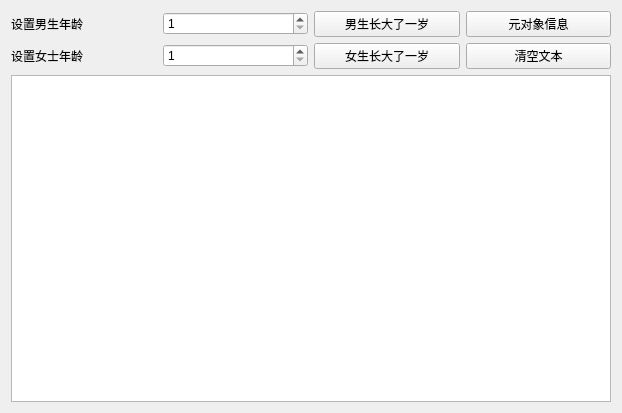
The window that chapter3/samp3_1_meta_functional_experiment/widget.ui (Free-Aaron-Li/learning_qt6) describes before a commit, drawn with Qt 5.
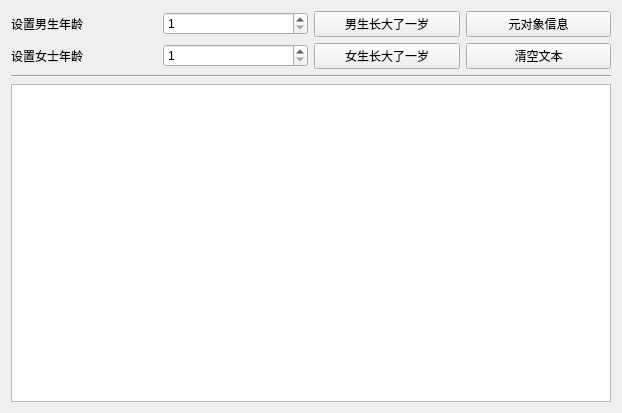
The same window after the commit.

```diff
--- a/chapter3/samp3_1_meta_functional_experiment/widget.ui
+++ b/chapter3/samp3_1_meta_functional_experiment/widget.ui
@@ -88,6 +88,13 @@
                     </item>
                 </layout>
             </item>
+   <item>
+    <widget class="Line" name="line">
+     <property name="orientation">
+      <enum>Qt::Orientation::Horizontal</enum>
+     </property>
+    </widget>
+   </item>
             <item>
                 <widget class="QPlainTextEdit" name="plaintext_edit"/>
             </item>
```
Left out of the diff: 8 changed lines with no effect on the pictures. Lines whose indentation alone changed are shown as unchanged.
